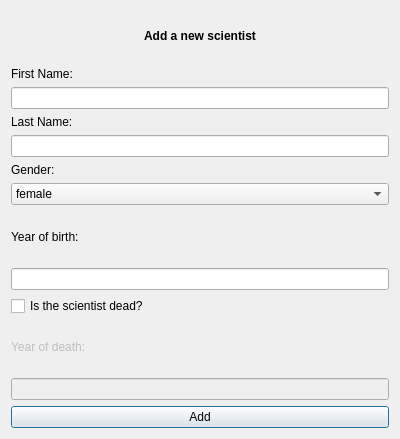
Old version of the form vika3/week3/addscientistdialog.ui in the repository axelboga/hopur32.
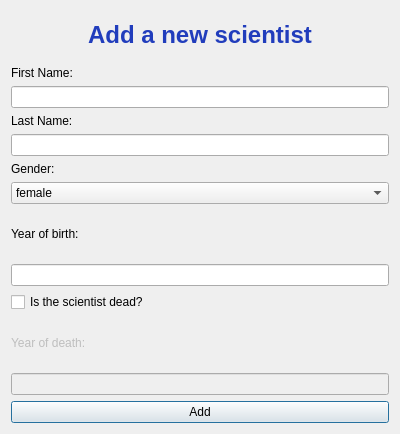
New version of the form.

Patch:
```diff
--- a/vika3/week3/addscientistdialog.ui
+++ b/vika3/week3/addscientistdialog.ui
@@ -7,7 +7,7 @@
     <x>0</x>
     <y>0</y>
     <width>400</width>
-    <height>439</height>
+    <height>434</height>
    </rect>
   </property>
   <property name="windowTitle">
@@ -17,7 +17,7 @@
    <item>
     <widget class="QLabel" name="label_add_scientist">
      <property name="text">
-      <string>&lt;html&gt;&lt;head/&gt;&lt;body&gt;&lt;p align=&quot;center&quot;&gt;&lt;span style=&quot; font-weight:600;&quot;&gt;Add a new scientist&lt;/span&gt;&lt;/p&gt;&lt;/body&gt;&lt;/html&gt;</string>
+      <string>&lt;html&gt;&lt;head/&gt;&lt;body&gt;&lt;p align=&quot;center&quot;&gt;&lt;span style=&quot; font-size:18pt; font-weight:600; color:#213dbc;&quot;&gt;Add a new scientist&lt;/span&gt;&lt;/p&gt;&lt;/body&gt;&lt;/html&gt;</string>
      </property>
     </widget>
    </item>
```
